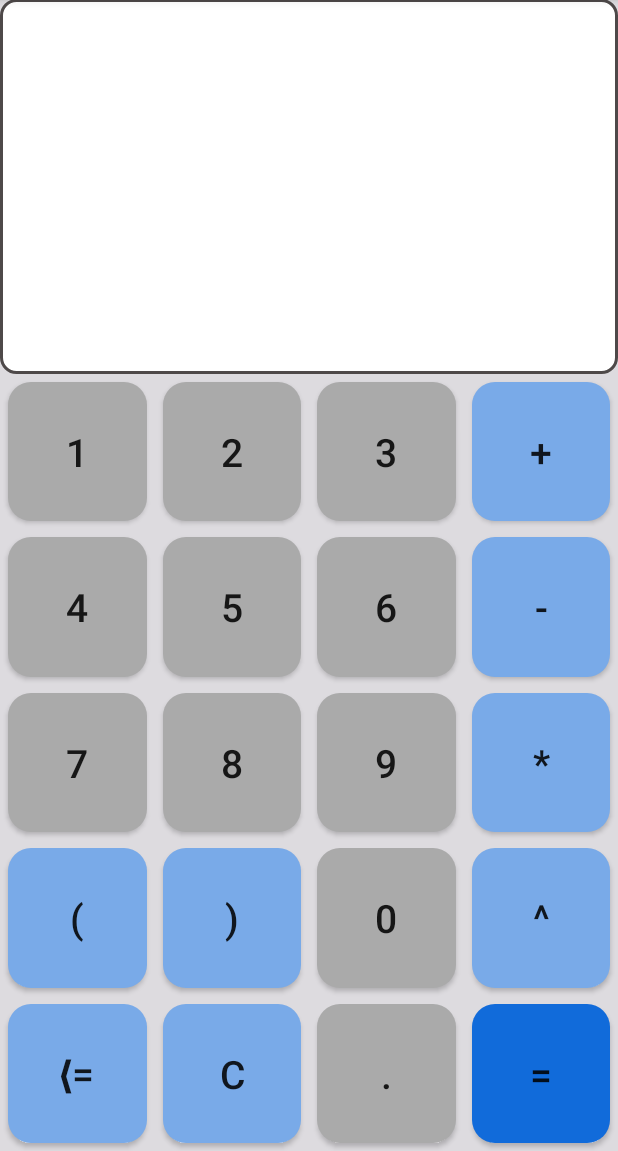
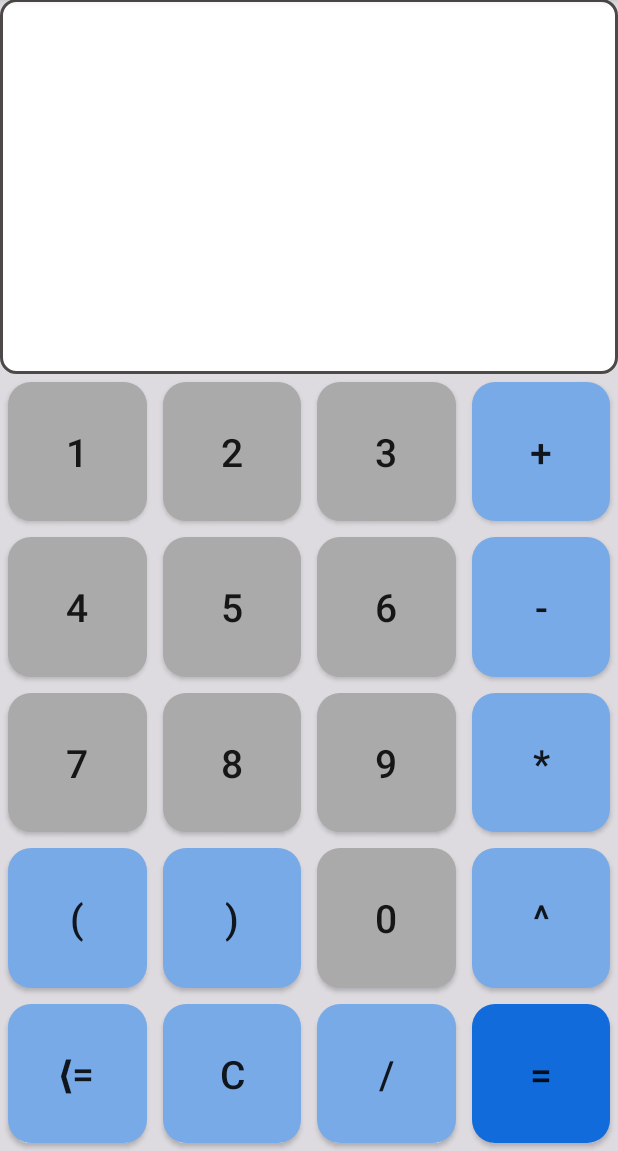
Before and after one commit to Locked15/Calculator, an Android app: the screen it shows after launch (MainActivity), on a phone screen of 412 x 824 dp, the part 85-1236 px from its top. Run offline under Robolectric (Android 15) with nearby library versions, the phone set to English and light mode, and no system bars; 1 statement that could not run was skipped.

Commit message:
Added new feature.

```diff
--- a/app/src/main/java/Com/Calculator/MainPage/MainActivity.java
+++ b/app/src/main/java/Com/Calculator/MainPage/MainActivity.java
@@ -1,15 +1,34 @@
 package Com.Calculator.MainPage;
 
 import androidx.appcompat.app.AppCompatActivity;
-
+import android.annotation.SuppressLint;
 import android.os.Bundle;
 import android.view.View;
+import android.widget.TextView;
+import android.widget.Toast;
+import java.util.HashMap;
+import java.util.Map;
 
 /**
  * Главный класс программы.
  */
 public class MainActivity extends AppCompatActivity
 {
+    /**
+     * Словарь, содержащий числа.
+     */
+    private final Map<View, String> numbers = new HashMap<>(1);
+
+    /**
+     * Словарь, содержащий операторы выражения.
+     */
+    private final Map<View, String> operators = new HashMap<>(1);
+
+    /**
+     * Элемент, содержащий введенное выражение.
+     */
+    private final TextView answerBlock = (TextView)findViewById(R.id.AnswerView);
+
     /**
      * Событие, происходящее при запуске приложения.
      *
@@ -20,6 +39,37 @@ public class MainActivity extends AppCompatActivity
     {
         super.onCreate(savedInstanceState);
         setContentView(R.layout.activity_main);
+
+        initializeDictionaries();
+    }
+
+    /**
+     * Метод, нужный для инициализации словарей.
+     */
+    private void initializeDictionaries()
+    {
+        // region Инициализация словаря с числами.
+        numbers.put((View)findViewById(R.id.NumberZero), "0");
+        numbers.put((View)findViewById(R.id.NumberOne), "1");
+        numbers.put((View)findViewById(R.id.NumberTwo), "2");
+        numbers.put((View)findViewById(R.id.NumberThree), "3");
+        numbers.put((View)findViewById(R.id.NumberFour), "4");
+        numbers.put((View)findViewById(R.id.NumberFive), "5");
+        numbers.put((View)findViewById(R.id.NumberSix), "6");
+        numbers.put((View)findViewById(R.id.NumberSeven), "7");
+        numbers.put((View)findViewById(R.id.NumberEight), "8");
+        numbers.put((View)findViewById(R.id.NumberNine), "9");
+        //endregion
+
+        //region Инициализация словаря с операциями.
+        operators.put((View)findViewById(R.id.ActionPlus), "+");
+        operators.put((View)findViewById(R.id.ActionMinus), "-");
+        operators.put((View)findViewById(R.id.ActionMultiply), "*");
+        operators.put((View)findViewById(R.id.ActionDivide), "/");
+        operators.put((View)findViewById(R.id.ActionLeftBrace), "(");
+        operators.put((View)findViewById(R.id.ActionRightBrace), ")");
+        operators.put((View)findViewById(R.id.ActionDegree), "^");
+        //endregion
     }
 
     /**
@@ -28,9 +78,11 @@ public class MainActivity extends AppCompatActivity
      *
      * @param number Элемент, вызвавший событие.
      */
+    @SuppressLint("SetTextI18n")
     public void numberAreClicked(View number)
     {
-
+        //В идеале, это надо сделать через "StringBuilder":
+        answerBlock.setText(answerBlock.getText() + numbers.get(answerBlock));
     }
 
     /**
@@ -39,9 +91,11 @@ public class MainActivity extends AppCompatActivity
      *
      * @param operation Операция, которая будет добавлена.
      */
+    @SuppressLint("SetTextI18n")
     public void operationIsClicked(View operation)
     {
-
+        //Аналогично числам, лучше всего сделать через "StringBuilder":
+        answerBlock.setText(answerBlock.getText() + operators.get(answerBlock));
     }
 
     /**
@@ -52,7 +106,15 @@ public class MainActivity extends AppCompatActivity
      */
     public void deleteLastChar(View view)
     {
+        if (answerBlock.getText().toString().length() == 0)
+        {
+            Toast notify = Toast.makeText(this, "Выражение отсутствует.", Toast.LENGTH_SHORT);
+            notify.show();
 
+            return;
+        }
+
+        answerBlock.setText(answerBlock.getText().subSequence(0, answerBlock.getText().length() - 1));
     }
 
     /**
@@ -63,7 +125,10 @@ public class MainActivity extends AppCompatActivity
      */
     public void clearAll(View view)
     {
+        answerBlock.setText("");
 
+        Toast notify = Toast.makeText(this, "Выражение удалено.", Toast.LENGTH_SHORT);
+        notify.show();
     }
 
     /**
--- a/app/src/main/res/layout/activity_main.xml
+++ b/app/src/main/res/layout/activity_main.xml
@@ -235,7 +235,7 @@ tools:context = ".MainActivity">
 	android:onClick = "numberAreClicked"
 	android:text = "@string/NumberZero"
 	android:textSize = "26sp"
-	app:layout_constraintBottom_toTopOf = "@id/ActionPoint"
+	app:layout_constraintBottom_toTopOf = "@id/ActionDivide"
 	app:layout_constraintLeft_toRightOf = "@id/ActionRightBrace"
 	app:layout_constraintRight_toLeftOf = "@id/ActionDegree"
 	app:layout_constraintTop_toBottomOf = "@id/NumberNine"/>
@@ -281,17 +281,17 @@ tools:context = ".MainActivity">
 	android:textSize = "26sp"
 	app:layout_constraintBottom_toBottomOf = "parent"
 	app:layout_constraintLeft_toRightOf = "@id/DeleteCharButton"
-	app:layout_constraintRight_toLeftOf = "@id/ActionPoint"
+	app:layout_constraintRight_toLeftOf = "@id/ActionDivide"
 	app:layout_constraintTop_toBottomOf = "@id/ActionRightBrace"/>
 
 	<Button
-	android:id = "@+id/ActionPoint"
+	android:id = "@+id/ActionDivide"
 	android:layout_width = "0dp"
 	android:layout_height = "0dp"
 	android:layout_margin = "5dp"
-	android:background = "@drawable/rounded_gray_button"
+	android:background = "@drawable/rounded_blue_button"
 	android:onClick = "operationIsClicked"
-	android:text = "@string/Point"
+	android:text = "@string/Divide"
 	android:textSize = "26sp"
 	app:layout_constraintBottom_toBottomOf = "parent"
 	app:layout_constraintLeft_toRightOf = "@id/ClearAllButton"
@@ -308,7 +308,7 @@ tools:context = ".MainActivity">
 	android:text = "@string/GetAnswer"
 	android:textSize = "26sp"
 	app:layout_constraintBottom_toBottomOf = "parent"
-	app:layout_constraintLeft_toRightOf = "@id/ActionPoint"
+	app:layout_constraintLeft_toRightOf = "@id/ActionDivide"
 	app:layout_constraintRight_toRightOf = "parent"
 	app:layout_constraintTop_toBottomOf = "@id/ActionDegree"/>
 	<!-- endregion -->
```
